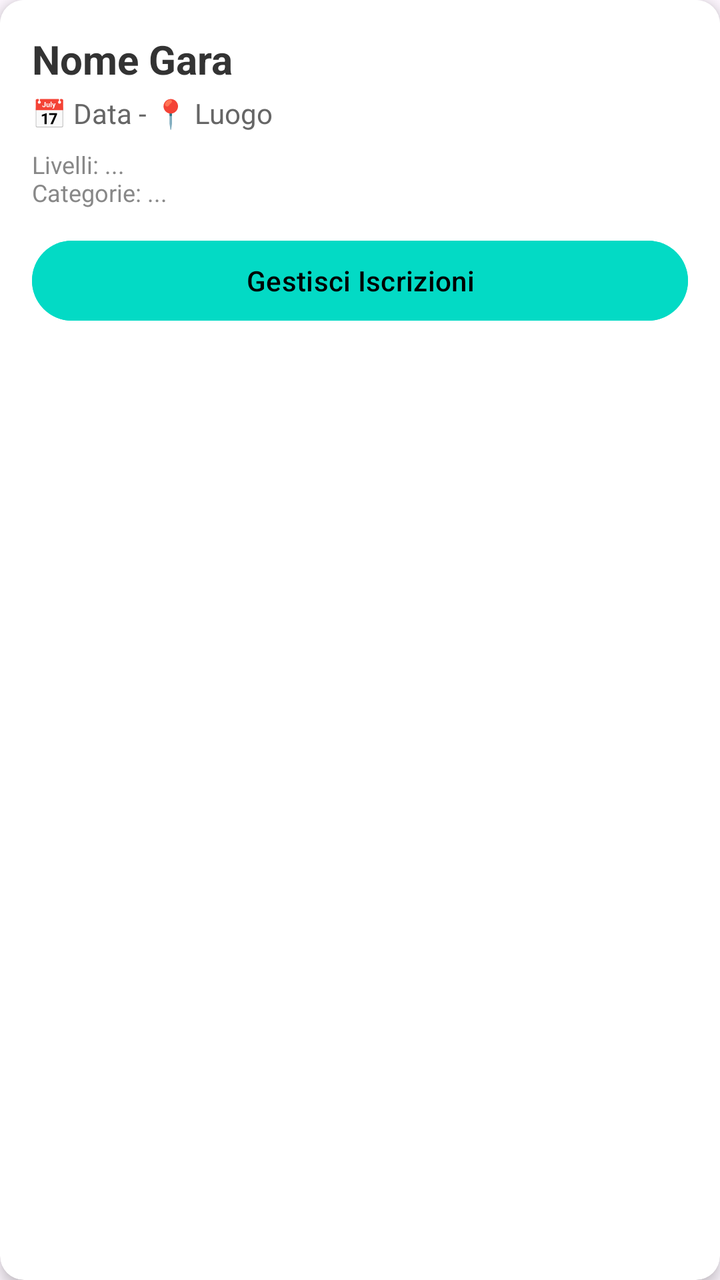
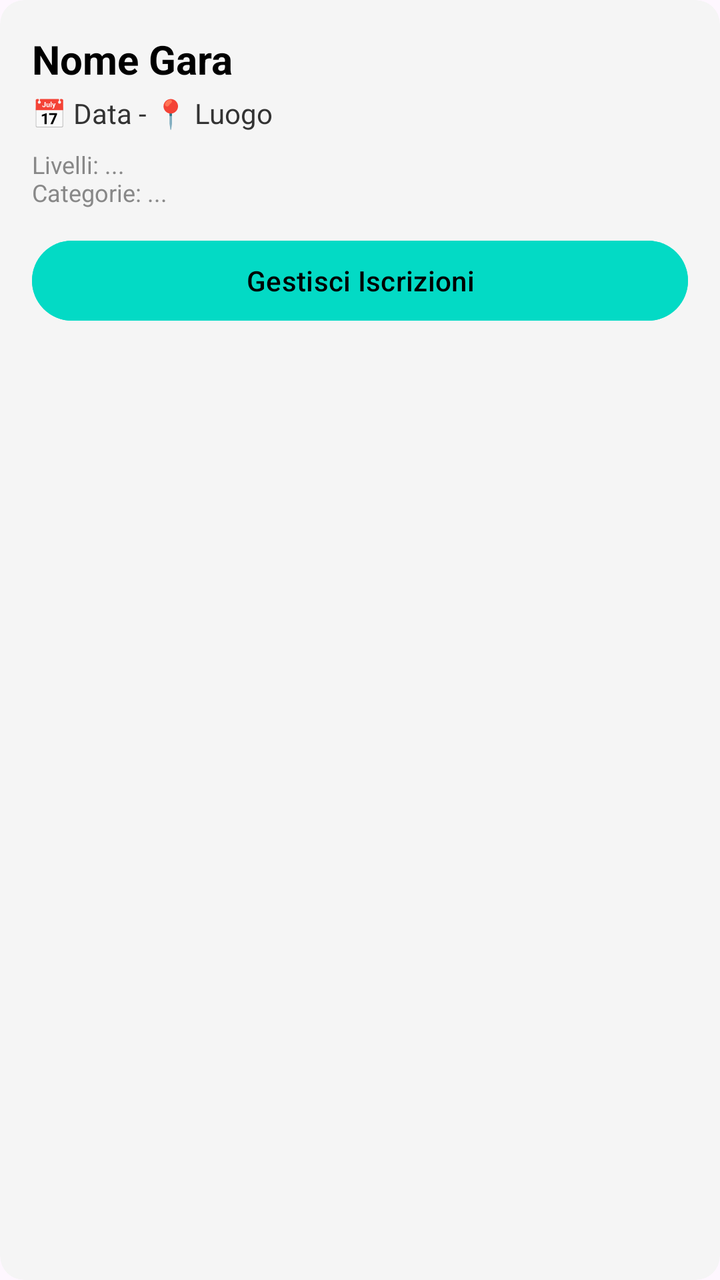

An Android layout rendered at two revisions. The XML below is the earlier revision; the diff shows what the commit changed to produce the second picture.
<!-- AndroidManifest.xml: application theme Theme.GinnasticaRitmica -->
<!-- res/layout/item_gara.xml -->
<?xml version="1.0" encoding="utf-8"?>
<androidx.cardview.widget.CardView
    xmlns:android="http://schemas.android.com/apk/res/android"
    xmlns:app="http://schemas.android.com/apk/res-auto"
    android:layout_width="match_parent"
    android:layout_height="wrap_content"
    android:layout_marginHorizontal="16dp"
    android:layout_marginVertical="8dp"
    app:cardCornerRadius="12dp"
    app:cardElevation="4dp">

    <LinearLayout
        android:layout_width="match_parent"
        android:layout_height="wrap_content"
        android:orientation="vertical"
        android:padding="16dp"
        android:background="#FFFFFF">

        <TextView
            android:id="@+id/tvNomeGaraItem"
            android:layout_width="wrap_content"
            android:layout_height="wrap_content"
            android:text="Nome Gara"
            android:textSize="20sp"
            android:textStyle="bold"
            android:textColor="#333333"/>

        <TextView
            android:id="@+id/tvDataLuogoItem"
            android:layout_width="wrap_content"
            android:layout_height="wrap_content"
            android:text="📅 Data - 📍 Luogo"
            android:textSize="14sp"
            android:layout_marginTop="4dp"
            android:textColor="#666666"/>

        <TextView
            android:id="@+id/tvInfoFiltriItem"
            android:layout_width="wrap_content"
            android:layout_height="wrap_content"
            android:text="Livelli: ... \nCategorie: ..."
            android:textSize="12sp"
            android:layout_marginTop="8dp"
            android:textColor="#888888"/>

        <Button
            android:id="@+id/btnGestisciIscrizioni"
            android:layout_width="match_parent"
            android:layout_height="wrap_content"
            android:layout_marginTop="12dp"
            android:text="Gestisci Iscrizioni"
            android:backgroundTint="#03DAC5"
            android:textColor="#000000"/>

    </LinearLayout>
</androidx.cardview.widget.CardView>
<!-- resources referenced by this layout -->
<resources>
  <style name="Theme.GinnasticaRitmica" parent="Base.Theme.GinnasticaRitmica" />
  <style name="Base.Theme.GinnasticaRitmica" parent="Theme.Material3.DayNight.NoActionBar">
          
          
      </style>
</resources>

<!-- the commit's change to res/layout/item_gara.xml (unified diff, before → after) -->
@@ -7,14 +7,14 @@
     android:layout_marginHorizontal="16dp"
     android:layout_marginVertical="8dp"
     app:cardCornerRadius="12dp"
-    app:cardElevation="4dp">
+    app:cardElevation="0dp"
+    app:cardBackgroundColor="@color/grigio_box">
 
     <LinearLayout
         android:layout_width="match_parent"
         android:layout_height="wrap_content"
         android:orientation="vertical"
-        android:padding="16dp"
-        android:background="#FFFFFF">
+        android:padding="16dp">
 
         <TextView
             android:id="@+id/tvNomeGaraItem"
@@ -23,7 +23,7 @@
             android:text="Nome Gara"
             android:textSize="20sp"
             android:textStyle="bold"
-            android:textColor="#333333"/>
+            android:textColor="@color/testo_titoli"/>
 
         <TextView
             android:id="@+id/tvDataLuogoItem"
@@ -32,7 +32,7 @@
             android:text="📅 Data - 📍 Luogo"
             android:textSize="14sp"
             android:layout_marginTop="4dp"
-            android:textColor="#666666"/>
+            android:textColor="@color/testo_sottotitoli"/>
 
         <TextView
             android:id="@+id/tvInfoFiltriItem"
@@ -41,7 +41,7 @@
             android:text="Livelli: ... \nCategorie: ..."
             android:textSize="12sp"
             android:layout_marginTop="8dp"
-            android:textColor="#888888"/>
+            android:textColor="@color/testo_chiaro"/>
 
         <Button
             android:id="@+id/btnGestisciIscrizioni"
@@ -49,8 +49,8 @@
             android:layout_height="wrap_content"
             android:layout_marginTop="12dp"
             android:text="Gestisci Iscrizioni"
-            android:backgroundTint="#03DAC5"
-            android:textColor="#000000"/>
+            android:backgroundTint="@color/verde_acqua_bottoni"
+            android:textColor="@color/testo_titoli"/>
 
     </LinearLayout>
 </androidx.cardview.widget.CardView>
<!-- resource entries referenced after the edit -->
@@ -1,5 +1,10 @@
 <!-- resources referenced by this layout -->
 <resources>
+  <color name="grigio_box">#F5F5F5</color>
+  <color name="testo_chiaro">#888888</color>
+  <color name="testo_sottotitoli">#333333</color>
+  <color name="testo_titoli">#000000</color>
+  <color name="verde_acqua_bottoni">#03DAC5</color>
   <style name="Theme.GinnasticaRitmica" parent="Base.Theme.GinnasticaRitmica" />
   <style name="Base.Theme.GinnasticaRitmica" parent="Theme.Material3.DayNight.NoActionBar">
           
